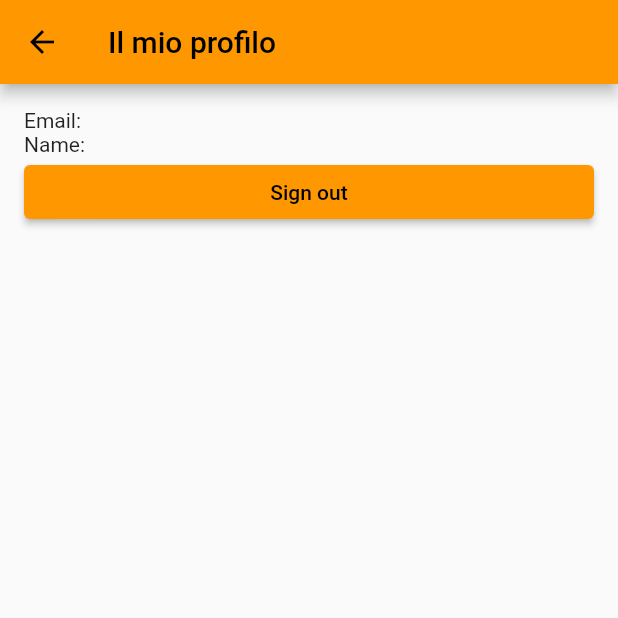
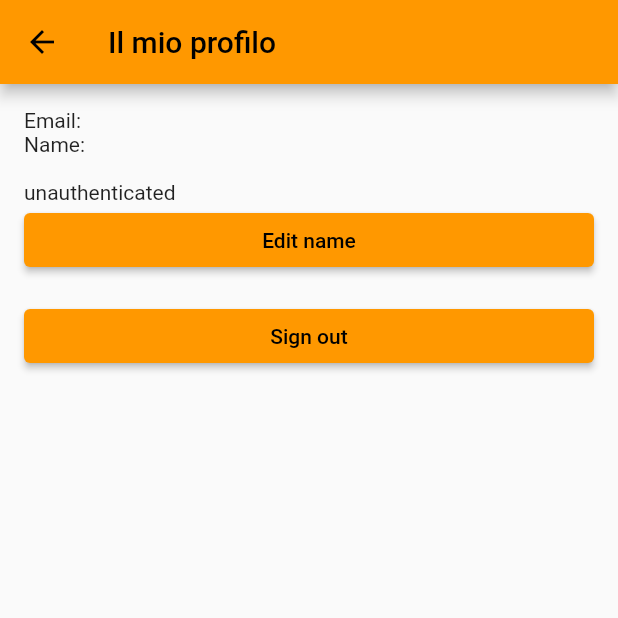
Before and after one commit to giandifra/flutter-dojo-2022, a Flutter app: the ProfileScreen screen opened directly, on a phone screen of 412 x 824 dp, the top half of it. Run offline on Flutter 3.47's test engine with Material 2 defaults, Android fonts, the phone set to English and light mode, and no system bars; our stand-ins replace cloud_firestore, email_validator, firebase_auth, firebase_core, flutter_riverpod, flutter_signin_button and 1 more; accounts and stored records are empty.

Commit message:
Added frezeed

```diff
--- a/lib/domain/entities/dojo_user.dart
+++ b/lib/domain/entities/dojo_user.dart
@@ -1,18 +1,16 @@
-class DojoUser {
+import 'package:freezed_annotation/freezed_annotation.dart';
 
-  final String userId;
-  final String name;
-  final String surname;
-  final String email;
-  final DateTime createdOn;
+part 'dojo_user.freezed.dart';
 
-  DojoUser({
-    required this.userId,
-    required this.name,
-    required this.surname,
-    required this.email,
-    required this.createdOn,
-  });
+@freezed
+class DojoUser with _$DojoUser {
+  const factory DojoUser({
+    required String userId,
+    required String name,
+    required String surname,
+    required String email,
+    required DateTime createdOn,
+  }) = _DojoUser;
 }
 
 extension DojoUserX on DojoUser{
--- a/lib/ui/screens/profile_screen.dart
+++ b/lib/ui/screens/profile_screen.dart
@@ -11,8 +11,6 @@ class ProfileScreen extends ConsumerWidget {
 
   @override
   Widget build(BuildContext context, WidgetRef ref) {
-
-
     ref.listen<bool>(userIsLoggedProvider, (previous, next) {
       print('userIsLogged? => $next');
     });
@@ -20,7 +18,7 @@ class ProfileScreen extends ConsumerWidget {
     final signInStatusAsync = ref.watch(dojoUserStreamProvider);
 
     return signInStatusAsync.when(
-      data: (signInStatus){
+      data: (signInStatus) {
         if (signInStatus is Unauthenticated) {
           return const SignInScreen();
         } else if (signInStatus is Authenticated) {
@@ -33,6 +31,23 @@ class ProfileScreen extends ConsumerWidget {
               children: [
                 Text('Email: ${signInStatus.dojoUser.email}'),
                 Text('Name: ${signInStatus.dojoUser.fullName} '),
+                const SizedBox(height: 16),
+                Consumer(
+                  builder:
+                      (BuildContext context, WidgetRef ref, Widget? child) {
+                    final authState = ref.watch(signInProvider);
+                    if (authState is Authenticated) {
+                      return Text(authState.dojoUser.fullName);
+                    }
+                    return Text('unauthenticated');
+                  },
+                ),
+                ElevatedButton(
+                    onPressed: () {
+                      ref.read(signInProvider.notifier).editName('Nuovo nome');
+                    },
+                    child: Text('Edit name')),
+                const SizedBox(height: 16),
                 ElevatedButton(
                     onPressed: () {
                       ref.read(signInProvider.notifier).signOut();
@@ -49,15 +64,15 @@ class ProfileScreen extends ConsumerWidget {
           ),
         );
       },
-      error: (err, stack){
+      error: (err, stack) {
         return Scaffold(
-            body: Center(child: Text(err.toString()),));
+            body: Center(
+          child: Text(err.toString()),
+        ));
       },
-      loading: (){
+      loading: () {
         return Center(child: CircularProgressIndicator());
       },
     );
-
-
   }
 }
--- a/pubspec.yaml
+++ b/pubspec.yaml
@@ -30,7 +30,6 @@ dependencies:
   flutter:
     sdk: flutter
 
-
   # The following adds the Cupertino Icons font to your application.
   # Use with the CupertinoIcons class for iOS style icons.
   cupertino_icons: ^1.0.2
@@ -41,6 +40,7 @@ dependencies:
   firebase_auth:
   cloud_firestore:
   uuid:
+  freezed_annotation: ^2.0.3
 
 dev_dependencies:
   flutter_test:
@@ -52,6 +52,9 @@ dev_dependencies:
   # package. See that file for information about deactivating specific lint
   # rules and activating additional ones.
   flutter_lints: ^1.0.0
+  build_runner: ^2.1.10
+  freezed: ^2.0.3
+  json_serializable:
 
 # For information on the generic Dart part of this file, see the
 # following page: https://dart.dev/tools/pub/pubspec
```
Also changed, not shown: lib/application/sign_in_notifier.dart (+36 -6 lines), lib/data/dto/dojo_user.dart (+45 -2 lines), lib/data/dto/dojo_user.freezed.dart (added), lib/data/dto/dojo_user.g.dart (added), lib/domain/entities/dojo_user.freezed.dart (added), pubspec.lock.
